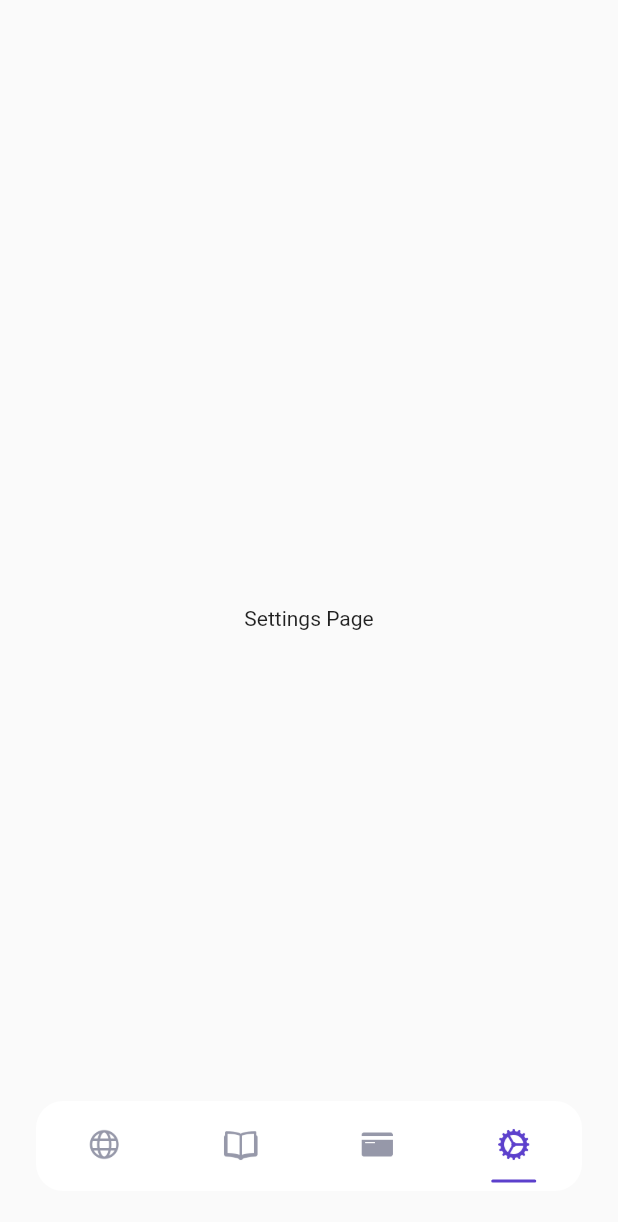
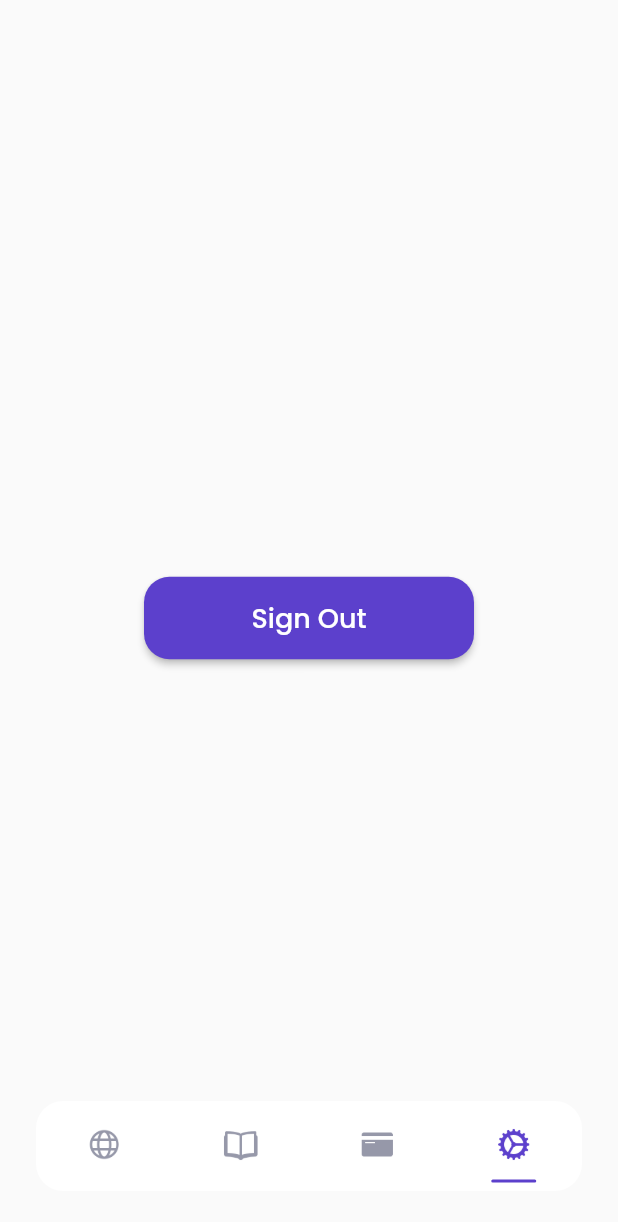
Before and after one commit to uzifauzi/Airplane-App, a Flutter app: the MainPage screen opened by its route, item 4 of the bottom bar chosen, on a phone screen of 412 x 824 dp. Shown: the top 1222 px of the screen. Run offline on Flutter 3.47's test engine with Material 2 defaults, Android fonts, the phone set to English and light mode, and no system bars; our stand-ins replace bloc, cloud_firestore, equatable, firebase_auth, firebase_core, flutter_bloc and 2 more; missing offline and left inert: dart:ffi; accounts and stored records are empty; network calls fail.

Commit message:
feat: create sign out function

```diff
--- a/lib/ui/pages/setting_page.dart
+++ b/lib/ui/pages/setting_page.dart
@@ -1,3 +1,4 @@
+import 'package:airplane_app/ui/widgets/custom_button.dart';
 import 'package:flutter/material.dart';
 
 class SettingPage extends StatelessWidget {
@@ -6,7 +7,10 @@ class SettingPage extends StatelessWidget {
   @override
   Widget build(BuildContext context) {
     return Center(
-      child: Text('Settings Page'),
-    );
+        child: CustomButton(
+      title: 'Sign Out',
+      width: 220,
+      onPressed: () {},
+    ));
   }
 }
```
Also changed, not shown: lib/services/auth_service.dart (+11 -0 lines), lib/ui/pages/sign_up_page.dart (+5 -4 lines), lib/ui/pages/splash_page.dart (+12 -1 lines).
